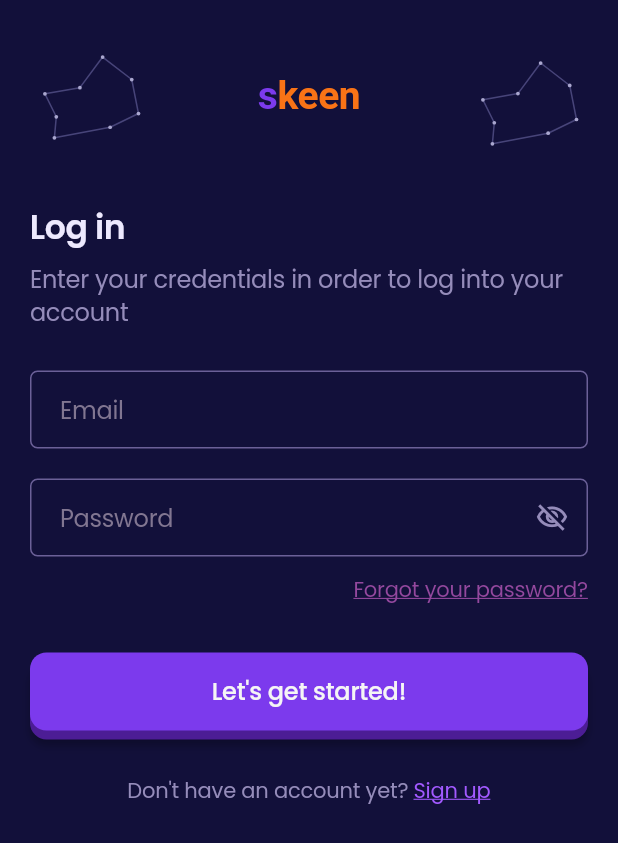
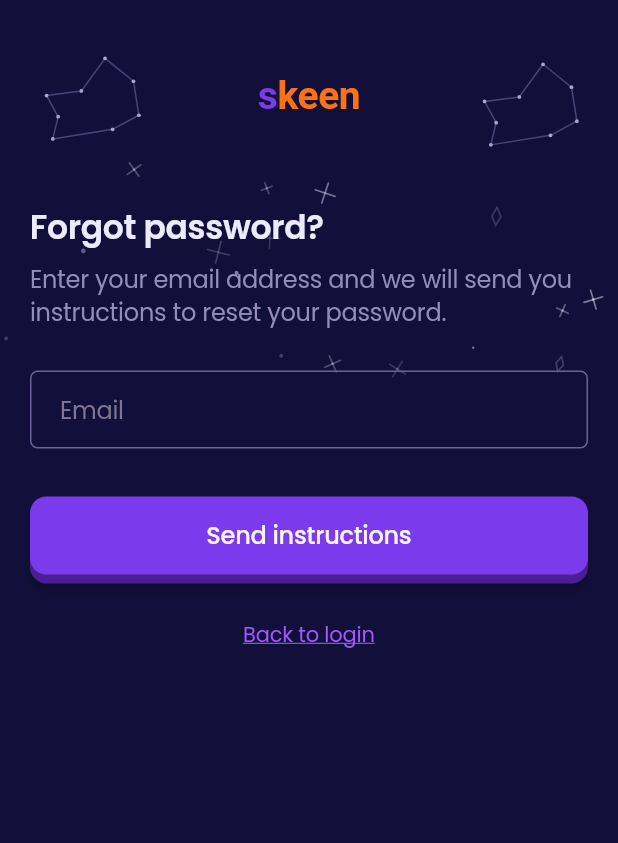
Before and after one commit to skeen-app/mobile-application, a Flutter app: the LoginScreen screen opened by its route, after a tap on "Forgot your password?", on a phone screen of 412 x 824 dp. Shown: the top 843 px of the screen. Run offline on Flutter 3.47's test engine with Material 3 defaults, Android fonts, the phone set to English and light mode, and no system bars; our stand-ins replace camera, flutter_riverpod, flutter_svg, go_router, shared_preferences; accounts and stored records are empty.

Commit message:
feat: added forgot password screen and routing for it

```diff
--- /dev/null
+++ b/lib/features/auth/presentation/screens/forgot_password_screen.dart
@@ -0,0 +1,135 @@
+import 'package:flutter/material.dart';
+import 'package:go_router/go_router.dart';
+
+import '../../../../core/theme/app_colors.dart';
+import '../../../../core/widgets/skeen_auth_header.dart';
+import '../../../../core/widgets/skeen_button.dart';
+import '../../../../core/widgets/skeen_text_field.dart';
+import '../../../../core/widgets/skeen_star_field.dart';
+import '../../application/validators.dart';
+
+class ForgotPasswordScreen extends StatefulWidget {
+  const ForgotPasswordScreen({super.key});
+
+  @override
+  State<ForgotPasswordScreen> createState() => _ForgotPasswordScreenState();
+}
+
+class _ForgotPasswordScreenState extends State<ForgotPasswordScreen> {
+  final _emailCtrl = TextEditingController();
+  bool _submitted = false;
+
+  @override
+  void initState() {
+    super.initState();
+    _emailCtrl.addListener(_onChanged);
+  }
+
+  @override
+  void dispose() {
+    _emailCtrl.dispose();
+    super.dispose();
+  }
+
+  void _onChanged() => setState(() {});
+
+  String? get _emailError => Validators.email(_emailCtrl.text);
+  bool get _isValid => _emailError == null;
+
+  void _onSubmit() {
+    setState(() => _submitted = true);
+    if (!_isValid) return;
+    // Redirect to success screen
+    context.go('/forgot-password/success');
+  }
+
+  @override
+  Widget build(BuildContext context) {
+    return Scaffold(
+      backgroundColor: AppColors.background,
+      body: SafeArea(
+        child: Stack(
+          children: [
+            const Positioned(
+              top: 100,
+              left: 0,
+              right: 0,
+              height: 160,
+              child: SkeenStarField(seed: 42, density: 16),
+            ),
+            Padding(
+              padding: const EdgeInsets.symmetric(horizontal: 20),
+              child: AutofillGroup(
+                child: SingleChildScrollView(
+                  keyboardDismissBehavior:
+                      ScrollViewKeyboardDismissBehavior.onDrag,
+                  child: Column(
+                    crossAxisAlignment: CrossAxisAlignment.stretch,
+                    children: [
+                      const SizedBox(height: 24),
+                      const SkeenAuthHeader(),
+                      const SizedBox(height: 32),
+                      const Text(
+                        'Forgot password?',
+                        style: TextStyle(
+                          fontFamily: 'Poppins',
+                          fontSize: 22,
+                          fontWeight: FontWeight.w600,
+                          letterSpacing: -0.22,
+                          color: AppColors.violetaClaro,
+                        ),
+                      ),
+                      const SizedBox(height: 8),
+                      const Text(
+                        'Enter your email address and we will send you instructions to reset your password.',
+                        style: TextStyle(
+                          fontFamily: 'Poppins',
+                          fontSize: 16,
+                          height: 1.4,
+                          letterSpacing: -0.16,
+                          color: AppColors.hintText,
+                        ),
+                      ),
+                      const SizedBox(height: 28),
+                      SkeenTextField(
+                        label: 'Email',
+                        controller: _emailCtrl,
+                        keyboardType: TextInputType.emailAddress,
+                        textInputAction: TextInputAction.done,
+                        autofillHints: const [AutofillHints.email],
+                        errorText: _submitted ? _emailError : null,
+                      ),
+                      const SizedBox(height: 32),
+                      SkeenButton.primary(
+                        label: 'Send instructions',
+                        onPressed: _onSubmit,
+                      ),
+                      const SizedBox(height: 24),
+                      Center(
+                        child: GestureDetector(
+                          onTap: () => context.go('/login'),
+                          child: const Text(
+                            'Back to login',
+                            style: TextStyle(
+                              fontFamily: 'Poppins',
+                              fontSize: 14,
+                              letterSpacing: -0.14,
+                              color: AppColors.violetaLink,
+                              decoration: TextDecoration.underline,
+                              decorationColor: AppColors.violetaLink,
+                            ),
+                          ),
+                        ),
+                      ),
+                      const SizedBox(height: 24),
+                    ],
+                  ),
+                ),
+              ),
+            ),
+          ],
+        ),
+      ),
+    );
+  }
+}
--- a/lib/features/auth/presentation/screens/login_screen.dart
+++ b/lib/features/auth/presentation/screens/login_screen.dart
@@ -108,7 +108,7 @@ class _LoginScreenState extends State<LoginScreen> {
                   Align(
                     alignment: Alignment.centerRight,
                     child: GestureDetector(
-                      onTap: () {},
+                      onTap: () => context.go('/forgot-password'),
                       child: const Text(
                         'Forgot your password?',
                         style: TextStyle(
```
Also changed, not shown: lib/core/router/app_router.dart (+14 -0 lines), lib/features/auth/presentation/screens/forgot_password_success_screen.dart (added, +75 -0 lines).
